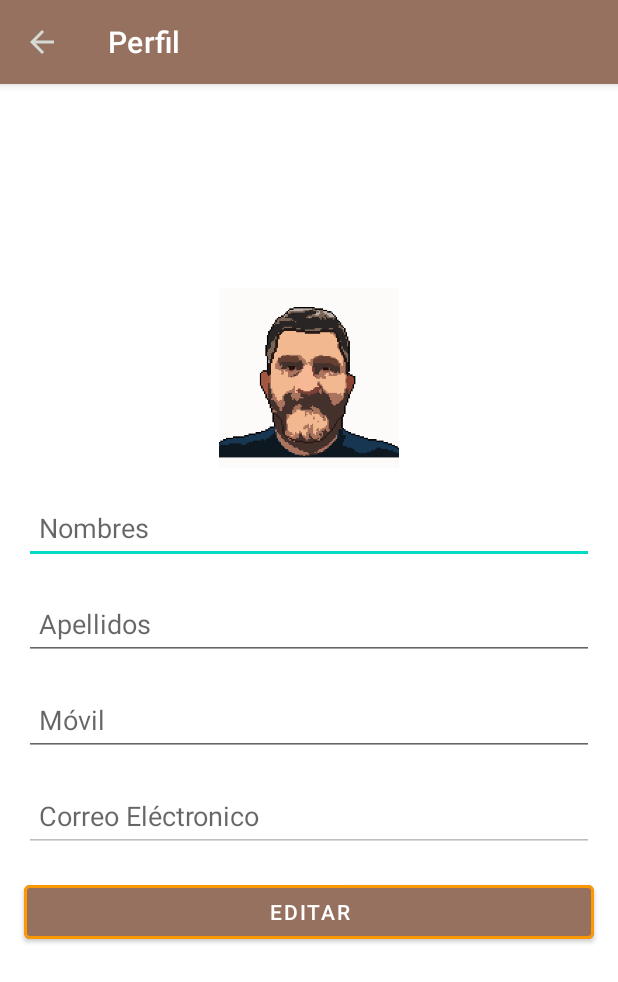
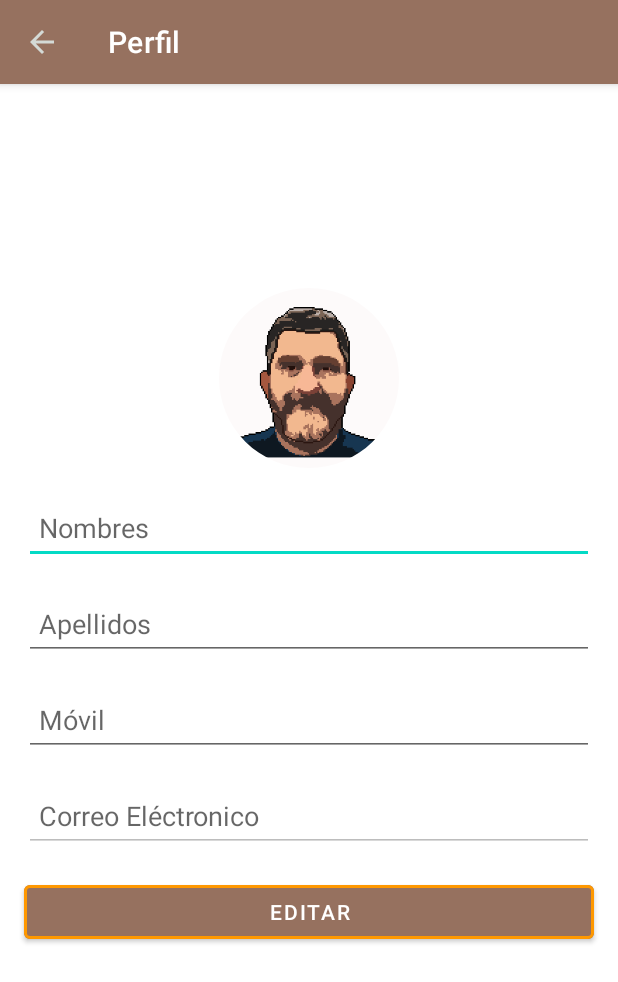
Before and after one commit to odpinerosh/tinto_bendito, an Android app: the PerfilFragment screen opened directly, with no data from a screen before it, on a phone screen of 412 x 824 dp. Shown: the top 982 px of the screen. Run offline under Robolectric (Android 15) with nearby library versions, the light colour scheme and no system bars; our stand-ins replace Firebase (no records; nobody signed in at launch, a user with empty details on screens opened directly), Picasso.

Commit message:
added imgPerfil

```diff
--- a/app/build.gradle
+++ b/app/build.gradle
@@ -39,6 +39,7 @@ dependencies {
     implementation 'com.google.firebase:firebase-analytics'
     implementation 'com.google.firebase:firebase-auth'
     implementation 'com.google.firebase:firebase-firestore'
+    implementation 'com.google.firebase:firebase-storage:20.0.0'
     implementation 'com.squareup.picasso:picasso:2.71828'
     implementation 'androidx.legacy:legacy-support-v4:1.0.0'
     testImplementation 'junit:junit:4.13.2'
--- a/app/src/main/java/com/tintobendito/etb/controladores/RegistroControl.java
+++ b/app/src/main/java/com/tintobendito/etb/controladores/RegistroControl.java
@@ -38,7 +38,7 @@ public class RegistroControl {
             FirebaseUser firebaseUser = FirebaseAuth.getInstance().getCurrentUser();
             String id = firebaseUser.getUid();
             long timeStamp = firebaseUser.getMetadata().getCreationTimestamp();
-            Usuario usuario = new Usuario(id, nombresRegis, apellidosRegis, movilRegis, correoRegis, timeStamp);
+            Usuario usuario = new Usuario(id, nombresRegis, apellidosRegis, movilRegis, correoRegis, "", timeStamp);
             FirebaseFirestore.getInstance().collection(ConstantesFirebase.USUARIO)
                     .document(id)
                     .set(usuario, SetOptions.merge())
@@ -50,7 +50,7 @@ public class RegistroControl {
                                 intent.setFlags(Intent.FLAG_ACTIVITY_NEW_TASK|Intent.FLAG_ACTIVITY_CLEAR_TASK);
                                 contexto.startActivity(intent);
                             } else {
-                                Toast.makeText(contexto,"Error al intentar guadrar los datos del usuario", Toast.LENGTH_SHORT).show();
+                                Toast.makeText(contexto,"Error al intentar guardar los datos del usuario", Toast.LENGTH_SHORT).show();
                             }
                         }
                     });
--- a/app/src/main/java/com/tintobendito/etb/utiles/ConstantesFirebase.java
+++ b/app/src/main/java/com/tintobendito/etb/utiles/ConstantesFirebase.java
@@ -2,4 +2,5 @@ package com.tintobendito.etb.utiles;
 
 public class ConstantesFirebase {
     public static final String USUARIO="users";
+    public static final String USUARIO_IMG_PERFIL="imgPerfil";
 }
--- /dev/null
+++ b/app/src/main/res/drawable/ic_arrow_right.xml
@@ -0,0 +1,5 @@
+<vector android:autoMirrored="true" android:height="24dp"
+    android:tint="#EF8E15" android:viewportHeight="24"
+    android:viewportWidth="24" android:width="24dp" xmlns:android="http://schemas.android.com/apk/res/android">
+    <path android:fillColor="@android:color/white" android:pathData="M10,17l5,-5 -5,-5v10z"/>
+</vector>
--- a/app/src/main/res/layout/fragment_perfil.xml
+++ b/app/src/main/res/layout/fragment_perfil.xml
@@ -5,15 +5,6 @@
     android:layout_width="match_parent"
     android:layout_height="match_parent"
     tools:context=".vistas.fragments.PerfilFragment">
-
-    <!-- TODO: Update blank fragment layout -->
-
-    <!--TextView
-        android:layout_width="match_parent"
-        android:layout_height="match_parent"
-        android:gravity="center|center_horizontal|center_vertical"
-        android:text="@string/hello_blank_fragment"
-        /-->
 
     <ScrollView
         android:id="@+id/scView_PerfilFrag"
@@ -28,7 +19,19 @@
             android:layout_gravity="center"
             android:orientation="vertical">
 
-            <ImageView
+            <com.google.android.material.imageview.ShapeableImageView
+                android:id="@+id/iv_FotoPerfilFrag"
+                android:layout_width="120dp"
+                android:layout_height="120dp"
+                android:layout_gravity="center_horizontal"
+                android:layout_marginTop="16dp"
+                android:layout_marginBottom="16dp"
+                android:contentDescription="@string/owner_pic"
+                android:src="@drawable/mypicture"
+                app:shapeAppearanceOverlay="@style/ImgRoundedCorners"
+                />
+
+            <!--ImageView
                 android:id="@+id/iv_FotoPerfilFrag"
                 android:layout_width="120dp"
                 android:layout_height="120dp"
@@ -39,7 +42,7 @@
                 android:src="@drawable/mypicture"
                 android:visibility="visible"
                 app:srcCompat="@drawable/mypicture"
-                tools:srcCompat="@drawable/mypicture" />
+                tools:srcCompat="@drawable/mypicture" /-->
 
             <EditText
                 android:id="@+id/et_NombPerfilFrag"
--- /dev/null
+++ b/app/src/main/res/menu/popup_img_perfil.xml
@@ -0,0 +1,19 @@
+<?xml version="1.0" encoding="utf-8"?>
+<menu xmlns:android="http://schemas.android.com/apk/res/android">
+
+    <item
+        android:id="@+id/galeria"
+        android:title="Galería"
+        android:icon="@drawable/ic_arrow_right"/>
+
+    <item
+        android:id="@+id/camara"
+        android:title="Cámara"
+        android:icon="@drawable/ic_arrow_right"/>
+
+    <item
+        android:id="@+id/eliminar"
+        android:title="Eliminar"
+        android:icon="@drawable/ic_arrow_right"/>
+
+</menu>
--- a/app/src/main/res/values/themes.xml
+++ b/app/src/main/res/values/themes.xml
@@ -22,4 +22,8 @@
             @drawable/splash_bg
         </item>
     </style>
+
+    <style name="ImgRoundedCorners" parent="Theme.MaterialComponents.DayNight.NoActionBar">
+        <item name = "cornerSize">50%</item>
+    </style>
 </resources>
```
Also changed, not shown: app/src/main/java/com/tintobendito/etb/controladores/PerfilControlador.java (+67 -1 lines), app/src/main/java/com/tintobendito/etb/modelos/Usuario.java (+13 -1 lines), app/src/main/java/com/tintobendito/etb/vistas/fragments/PerfilFragment.java (+97 -34 lines).
